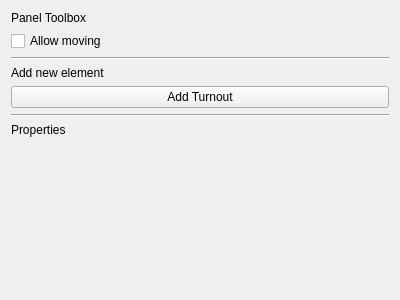
First picture: the form in GUI/panels/paneltoolswidget.ui, repository rm5248/TrainUtils, before the edit.
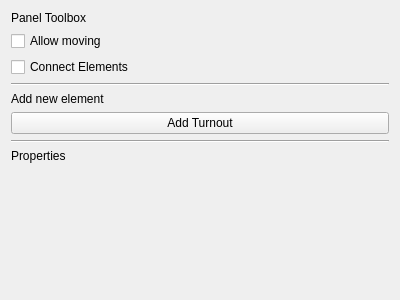
Second picture: the form after the edit.

Patch:
```diff
--- a/GUI/panels/paneltoolswidget.ui
+++ b/GUI/panels/paneltoolswidget.ui
@@ -28,6 +28,13 @@
      </property>
     </widget>
    </item>
+   <item>
+    <widget class="QCheckBox" name="connectElements">
+     <property name="text">
+      <string>Connect Elements</string>
+     </property>
+    </widget>
+   </item>
    <item>
     <widget class="Line" name="line_2">
      <property name="orientation">
```
